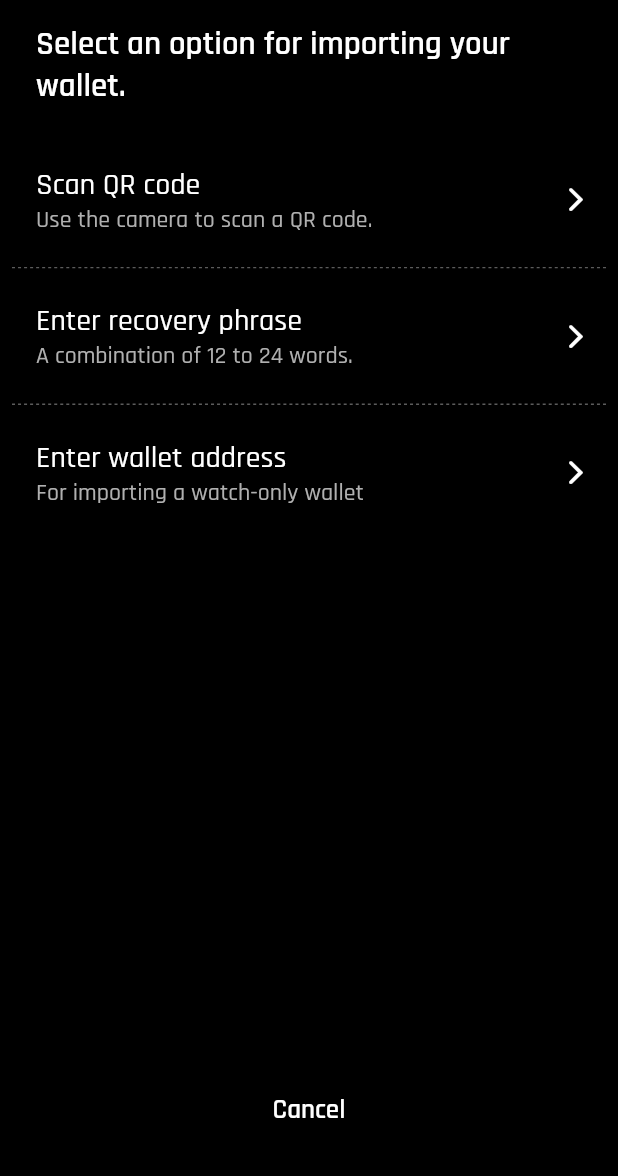
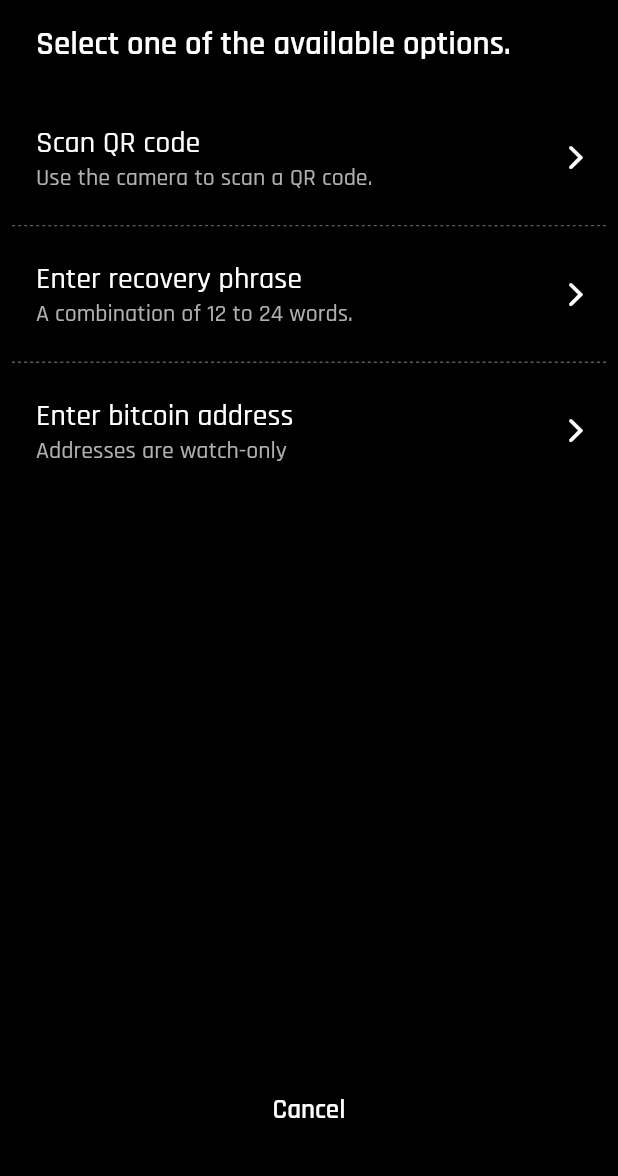
Before and after one commit to saentari/othala, a Flutter app: the WalletImportScreen screen opened by its route, on a phone screen of 412 x 824 dp, the part 60-1236 px from its top. Run offline on Flutter 3.47's test engine with Material 2 defaults, Android fonts, the phone set to English and light mode, and no system bars; our stand-ins replace cached_network_image, date_format, flutter_secure_storage, flutter_svg, hex, hive and 3 more; missing offline and left inert: bip32, bip39, bitcoin_dart, btc_address_validate, dart_lnurl, flutter_emoji and 1 more; accounts and stored records are empty; network calls fail.

Commit message:
Updated terminology.

```diff
--- a/lib/screens/import_address_screen.dart
+++ b/lib/screens/import_address_screen.dart
@@ -59,7 +59,7 @@ class ImportAddressScreenState extends State<ImportAddressScreen> {
                 padding: const EdgeInsets.only(left: 16, right: 16, bottom: 16),
                 alignment: Alignment.centerLeft,
                 child: const Text(
-                  'Enter your bitcoin address to import your wallets.',
+                  'Enter a bitcoin address.',
                   style: TextStyle(fontSize: 22, fontWeight: FontWeight.w600),
                 ),
               ),
--- a/lib/screens/import_phrase_screen.dart
+++ b/lib/screens/import_phrase_screen.dart
@@ -59,7 +59,7 @@ class ImportPhraseScreenState extends State<ImportPhraseScreen> {
                 padding: const EdgeInsets.only(left: 16, right: 16, bottom: 16),
                 alignment: Alignment.centerLeft,
                 child: const Text(
-                  'Enter your recovery phrase to import your wallets.',
+                  'Enter a recovery phrase.',
                   style: TextStyle(fontSize: 22, fontWeight: FontWeight.w600),
                 ),
               ),
--- a/lib/screens/lnurl_confirmation_screen.dart
+++ b/lib/screens/lnurl_confirmation_screen.dart
@@ -35,7 +35,7 @@ class LnUrlConfirmationScreenState extends State<LnUrlConfirmationScreen> {
               ),
               const SizedBox(height: 8.0),
               const Text(
-                'Authenticated 🎉',
+                'Success 🎉',
                 style: TextStyle(
                   fontSize: 24,
                   fontWeight: FontWeight.w500,
@@ -43,7 +43,7 @@ class LnUrlConfirmationScreenState extends State<LnUrlConfirmationScreen> {
               ),
               const SizedBox(height: 8.0),
               Text(
-                'You’ve successfully logged in at $lnurlAuth',
+                'You’ve successfully signed in at $lnurlAuth',
                 textAlign: TextAlign.center,
                 style: const TextStyle(
                   fontSize: 20,
--- a/lib/screens/lnurl_screen.dart
+++ b/lib/screens/lnurl_screen.dart
@@ -85,7 +85,7 @@ class LnurlScreenState extends State<LnurlScreen> {
               Row(
                 children: [
                   Text(
-                    wallets.isNotEmpty ? 'Select a wallet:' : '',
+                    wallets.isNotEmpty ? 'Sign in with keys from:' : '',
                     style: const TextStyle(
                       fontSize: 16,
                       fontWeight: FontWeight.w500,
@@ -143,7 +143,7 @@ class LnurlScreenState extends State<LnurlScreen> {
                     child: GestureDetector(
                       onTap: () => _authenticate(callBackUrl),
                       child: CustomFlatButton(
-                        textLabel: 'Authenticate',
+                        textLabel: 'Sign in',
                         enabled: signed != -1 ? true : false,
                       ),
                     ),
--- a/lib/screens/loading_screen.dart
+++ b/lib/screens/loading_screen.dart
@@ -57,7 +57,7 @@ class LoadingScreenState extends State<LoadingScreen> {
               ),
               const Spacer(),
               const Text(
-                'Your wallet, your bitcoin.\n100% open-source & open-design',
+                'Your keys, your bitcoin.\n100% open-source & open-design',
                 style: TextStyle(
                     color: kDarkNeutral7Color,
                     fontSize: 16.0,
--- a/lib/screens/wallet_discovery_screen.dart
+++ b/lib/screens/wallet_discovery_screen.dart
@@ -21,9 +21,9 @@ class WalletDiscoveryScreenState extends State<WalletDiscoveryScreen> {
   final WalletManager _walletManager = WalletManager(Hive.box('walletBox'));
 
   bool _confirmed = false;
-  String _walletName = 'Unknown wallet';
+  String _walletName = '';
   final List<String> _address = [''];
-  final List<String> _amount = ['0 BTC'];
+  final List<String> _amount = [''];
   late String _mnemonic;
   late InputType _inputType;
 
@@ -54,7 +54,7 @@ class WalletDiscoveryScreenState extends State<WalletDiscoveryScreen> {
                 padding: const EdgeInsets.only(left: 16, right: 16, bottom: 16),
                 alignment: Alignment.centerLeft,
                 child: const Text(
-                  'A wallet was found',
+                  'Found something.',
                   style: TextStyle(fontSize: 22, fontWeight: FontWeight.w600),
                 ),
               ),
--- a/lib/screens/wallet_import_screen.dart
+++ b/lib/screens/wallet_import_screen.dart
@@ -38,7 +38,7 @@ class WalletImportScreenState extends State<WalletImportScreen> {
                 padding: const EdgeInsets.only(left: 16, right: 16, bottom: 16),
                 alignment: Alignment.centerLeft,
                 child: const Text(
-                  'Select an option for importing your wallet.',
+                  'Select one of the available options.',
                   style: TextStyle(fontSize: 22, fontWeight: FontWeight.w600),
                 ),
               ),
@@ -69,8 +69,8 @@ class WalletImportScreenState extends State<WalletImportScreen> {
                   Navigator.pushNamed(context, '/import_address_screen');
                 },
                 child: const ListItem(
-                  'Enter wallet address',
-                  subtitle: 'For importing a watch-only wallet',
+                  'Enter bitcoin address',
+                  subtitle: 'Addresses are watch-only',
                   chevron: true,
                 ),
               ),
--- a/lib/screens/wallet_name_screen.dart
+++ b/lib/screens/wallet_name_screen.dart
@@ -60,7 +60,7 @@ class WalletNameScreenState extends State<WalletNameScreen> {
                 padding: const EdgeInsets.only(left: 16, right: 16, bottom: 16),
                 alignment: Alignment.centerLeft,
                 child: const Text(
-                  'Wallet name.',
+                  'Description.',
                   style: TextStyle(fontSize: 22, fontWeight: FontWeight.w600),
                 ),
               ),
--- a/lib/screens/wallet_settings_screen.dart
+++ b/lib/screens/wallet_settings_screen.dart
@@ -56,7 +56,7 @@ class WalletSettingsScreenState extends State<WalletSettingsScreen> {
                         );
                       },
                       child: ListItem(
-                        'Wallet name',
+                        'Description',
                         subtitle: _wallet.name,
                         chevron: true,
                       ),
@@ -97,7 +97,7 @@ class WalletSettingsScreenState extends State<WalletSettingsScreen> {
                         _showDialog(walletIndex);
                       },
                       child: const ListItem(
-                        'Delete wallet',
+                        'Delete',
                         subtitle: 'Warning: may cause loss of funds',
                         subtitleColor: kRedColor,
                         chevron: true,
@@ -118,7 +118,7 @@ class WalletSettingsScreenState extends State<WalletSettingsScreen> {
                       child: Visibility(
                         visible: _wallet.type == 'mnemonic' ? true : false,
                         child: ListItem(
-                          'Toggle nework',
+                          'Toggle network',
                           subtitle: 'Selected network: ${_wallet.network}',
                           chevron: true,
                         ),
@@ -173,7 +173,7 @@ class WalletSettingsScreenState extends State<WalletSettingsScreen> {
                         padding: const EdgeInsets.symmetric(horizontal: 16.0),
                         child: const Center(
                           child: Text(
-                            "Delete wallet?",
+                            "Are you sure?",
                             style: TextStyle(
                               fontWeight: FontWeight.w600,
                               fontSize: 22.0,
@@ -187,7 +187,7 @@ class WalletSettingsScreenState extends State<WalletSettingsScreen> {
                         padding: const EdgeInsets.all(16.0),
                         child: const Center(
                           child: Text(
-                            "Warning: Deleting this wallet without a backup, may result in permanent loss of your assets.",
+                            "Warning: Deleting without a backup, may result in permanent loss of your funds.",
                             style: TextStyle(
                               fontWeight: FontWeight.w600,
                               fontSize: 16.0,
--- a/lib/utils/utils.dart
+++ b/lib/utils/utils.dart
@@ -67,7 +67,7 @@ bool isValidAddress(String address) {
 // walletDescriptor
 String getAddressName(String address) {
   btc_address.Address addressData = btc_address.validate(address);
-  String description = 'Wallet';
+  String description = '';
   String type = describeEnum(addressData.type as Enum);
 
   if (addressData.network == btc_address.Network.testnet) {
```
